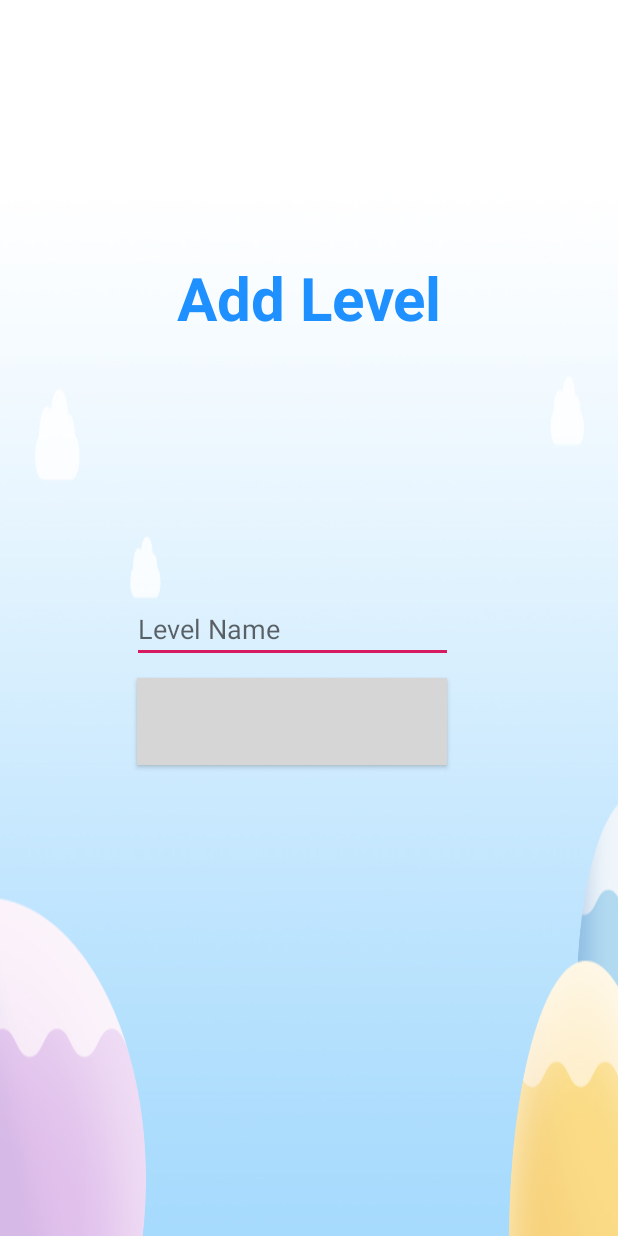
After one commit to prabhjotnarwal/LearningLanguage, an Android app: the layout activity_admin_level.xml on its own in the app's theme, with its tools: preview values and no code run, on a phone screen of 412 x 824 dp. The commit adds this screen. Run offline under Robolectric (Android 15) with nearby library versions, the phone set to English and light mode, and no system bars; grey boxes are pictures that could not be loaded.

Commit message:
Admin Side:
Changes in admin Dashboard
Admin level addition file is created

```diff
--- /dev/null
+++ b/app/src/main/res/layout/activity_admin_level.xml
@@ -0,0 +1,66 @@
+<?xml version="1.0" encoding="utf-8"?>
+<RelativeLayout xmlns:android="http://schemas.android.com/apk/res/android"
+    xmlns:app="http://schemas.android.com/apk/res-auto"
+    xmlns:tools="http://schemas.android.com/tools"
+    android:layout_width="match_parent"
+    android:layout_height="match_parent"
+    tools:context=".admin_level"
+    android:background="@drawable/bg">
+
+    <TextView
+        android:id="@+id/textView2"
+        android:layout_width="339dp"
+        android:layout_height="92dp"
+        android:layout_above="@+id/edt1"
+        android:layout_alignParentStart="true"
+        android:layout_alignParentLeft="true"
+        android:layout_alignParentTop="true"
+        android:layout_alignParentEnd="true"
+        android:layout_alignParentRight="true"
+        android:gravity="center"
+        android:text="Add Level"
+        android:textColor="#1E90FF"
+        android:textSize="40dp"
+        android:textStyle="bold" />
+
+    <EditText
+        android:id="@+id/edt1"
+        android:layout_width="wrap_content"
+        android:layout_height="wrap_content"
+        android:layout_alignParentStart="true"
+        android:layout_alignParentLeft="true"
+        android:layout_alignParentEnd="true"
+        android:layout_alignParentRight="true"
+        android:layout_alignParentBottom="true"
+        android:layout_marginStart="88dp"
+        android:layout_marginLeft="88dp"
+        android:layout_marginEnd="110dp"
+        android:layout_marginRight="110dp"
+        android:layout_marginBottom="382dp"
+        android:ems="10"
+        android:hint="Level Name"
+        android:inputType="textPersonName" />
+
+    <Button
+        android:id="@+id/btnsubmit"
+        android:layout_width="206dp"
+        android:layout_height="58dp"
+        android:layout_alignParentStart="true"
+        android:layout_alignParentLeft="true"
+        android:layout_alignParentEnd="true"
+        android:layout_alignParentRight="true"
+        android:layout_alignParentBottom="true"
+        android:layout_marginStart="91dp"
+        android:layout_marginLeft="91dp"
+        android:layout_marginTop="132dp"
+        android:layout_marginEnd="114dp"
+        android:layout_marginRight="114dp"
+        android:layout_marginBottom="314dp"
+        android:background="@drawable/btn_rounded"
+        android:text="Submit"
+        app:layout_constraintEnd_toEndOf="parent"
+        app:layout_constraintHorizontal_bias="0.443"
+        app:layout_constraintStart_toStartOf="parent"
+        app:layout_constraintTop_toTopOf="parent" />
+
+</RelativeLayout>
```
Also changed, not shown: app/src/main/java/com/example/learninglanguage/adminDashboard.java (+18 -1 lines), app/src/main/java/com/example/learninglanguage/admin_level.java (added, +71 -0 lines), app/src/main/java/com/example/learninglanguage/uploadLevel.java (added, +30 -0 lines), app/src/main/res/layout/activity_admin_dashboard.xml (+24 -7 lines).
